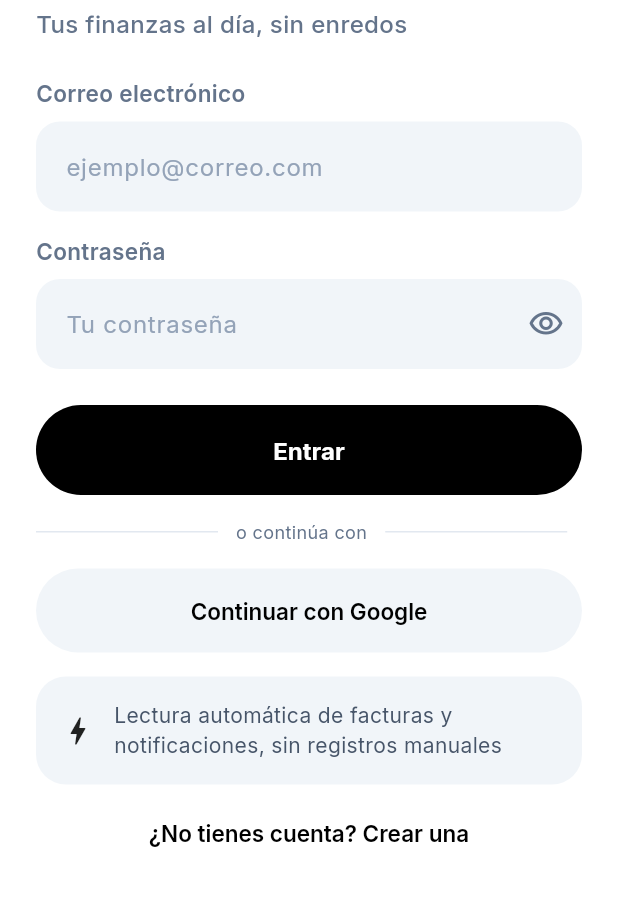
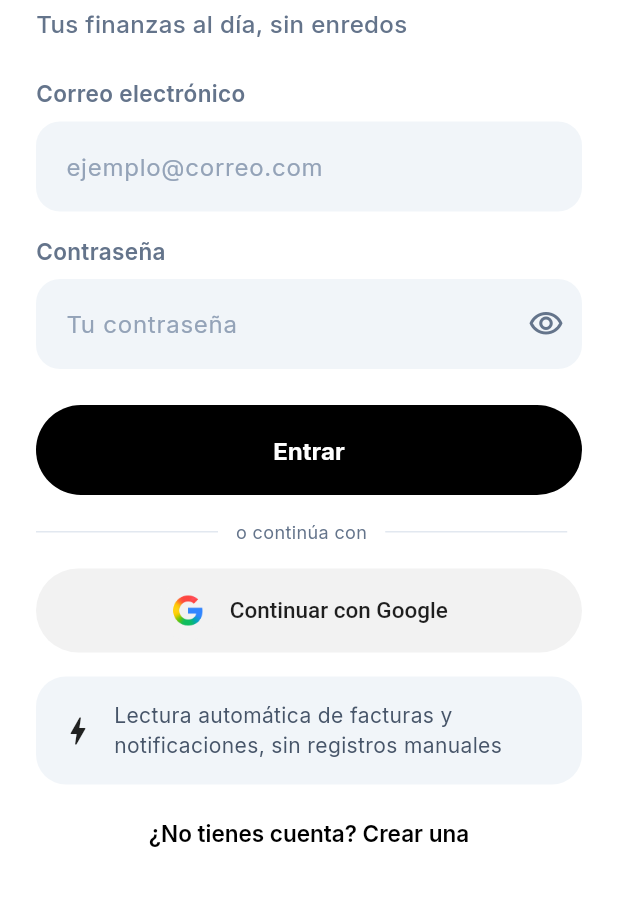
Before and after one commit to ALEMN2481/fsf-zero-ui, a Flutter app: the screen it shows after launch, on a phone screen of 412 x 824 dp, the part 285-1191 px from its top. Run offline on Flutter 3.47's test engine with Material 3 defaults, Android fonts, the phone set to English and light mode, and no system bars; our stand-ins replace app_links, flutter_secure_storage, local_auth, supabase_flutter; missing offline and left inert: local_auth_android, local_auth_darwin; accounts and stored records are empty; project files that could hold a hidden picture were left out.

Commit message:
fix(app): ajusta categorías, botón de Google y texto de fuentes
La hoja de un gasto ya no ofrece la categoría Ingresos (solo en
los ingresos). Continuar con Google lleva la G oficial según las
normas de marca de Google. Fuentes de Datos dice que solo se
guardan los correos del banco y de facturación, porque el backend
mira remitente y asunto de todos para filtrar.

Paso: 12
Refs: RQF 04, RQF 01, RQN 05
Co-Authored-By: Claude Opus 5.5 <noreply@anthropic.com>

```diff
--- a/app/lib/auth_screen.dart
+++ b/app/lib/auth_screen.dart
@@ -150,7 +150,18 @@ class _AuthScreenState extends State<AuthScreen> {
                   ],
                 ),
                 const SizedBox(height: 16),
-                OutlinedButton(onPressed: _busy ? null : _google, child: const Text('Continuar con Google')),
+                // Normas de marca de Google (tema «Neutral»): «G» oficial sin modificar, fondo #F2F2F2,
+                // texto #1F1F1F en Roboto Medium.
+                OutlinedButton.icon(
+                  onPressed: _busy ? null : _google,
+                  style: OutlinedButton.styleFrom(
+                    backgroundColor: const Color(0xFFF2F2F2),
+                    foregroundColor: const Color(0xFF1F1F1F),
+                    textStyle: const TextStyle(fontFamily: 'Roboto', fontWeight: FontWeight.w500, fontSize: 15),
+                  ),
+                  icon: Image.asset('assets/images/google_g.png', width: 40, height: 40, excludeFromSemantics: true),
+                  label: const Text('Continuar con Google'),
+                ),
                 const SizedBox(height: 16),
                 Container(
                   padding: const EdgeInsets.all(16),
--- a/app/lib/data_sources_screen.dart
+++ b/app/lib/data_sources_screen.dart
@@ -78,7 +78,7 @@ class _DataSourcesScreenState extends State<DataSourcesScreen> with WidgetsBindi
           const Icon(Icons.lock_outline, color: Fsf.textoSecundario),
           const SizedBox(height: 8),
           const Text(
-            'Tus datos viajan y se guardan cifrados. Solo leemos los correos de tu banco y de '
+            'Tus datos viajan y se guardan cifrados. Solo guardamos los correos de tu banco y de '
             'facturación electrónica, y puedes desconectar Gmail cuando quieras.',
             textAlign: TextAlign.center,
             style: Fsf.ayuda,
--- a/app/lib/movements.dart
+++ b/app/lib/movements.dart
@@ -186,7 +186,8 @@ class _MovementSheetState extends State<MovementSheet> {
                 spacing: 12,
                 runSpacing: 12,
                 children: [
-                  for (final c in _categories)
+                  // «Ingresos» solo se ofrece en los ingresos, nunca en un gasto.
+                  for (final c in _categories.where((c) => income || c['name'] != 'Ingresos'))
                     SizedBox(
                       width: (box.maxWidth - 12) / 2, // dos por fila
                       child: CategoryOption(
--- a/app/pubspec.yaml
+++ b/app/pubspec.yaml
@@ -37,6 +37,7 @@ flutter:
   uses-material-design: true
   assets:
     - assets/images/logo.png
+    - assets/images/google_g.png # logo «G» oficial de Google (normas de marca, sin modificar)
   # Empaquetadas en la app (licencia SIL OFL 1.1, ver OFL.txt en cada carpeta): no se descargan.
   fonts:
     - family: Inter
```
Also changed, not shown: app/assets/images/2.0x/google_g.png (added), app/assets/images/3.0x/google_g.png (added), app/assets/images/4.0x/google_g.png (added), app/assets/images/google_g.png (added), docs/capturas/paso12b_emulador_fuentes_de_datos.png (added), 8 other files.
